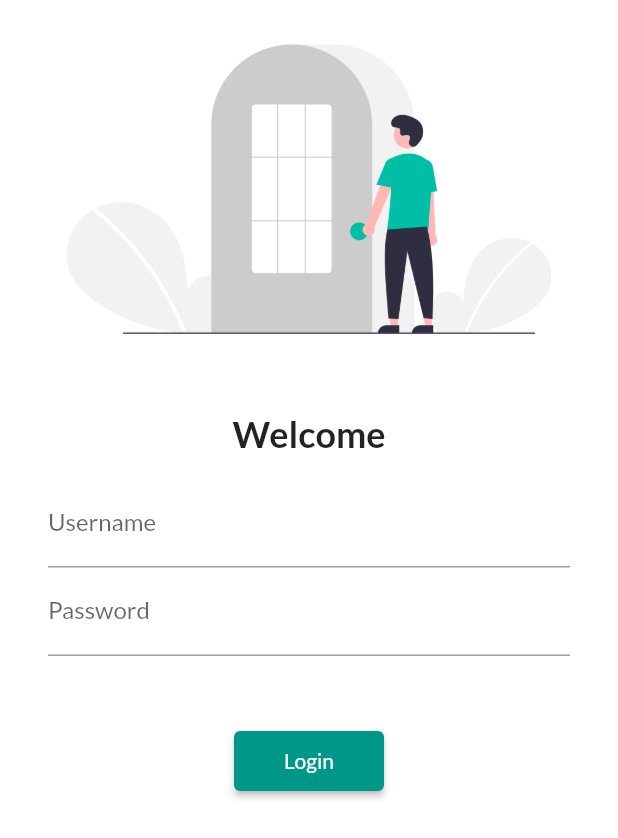
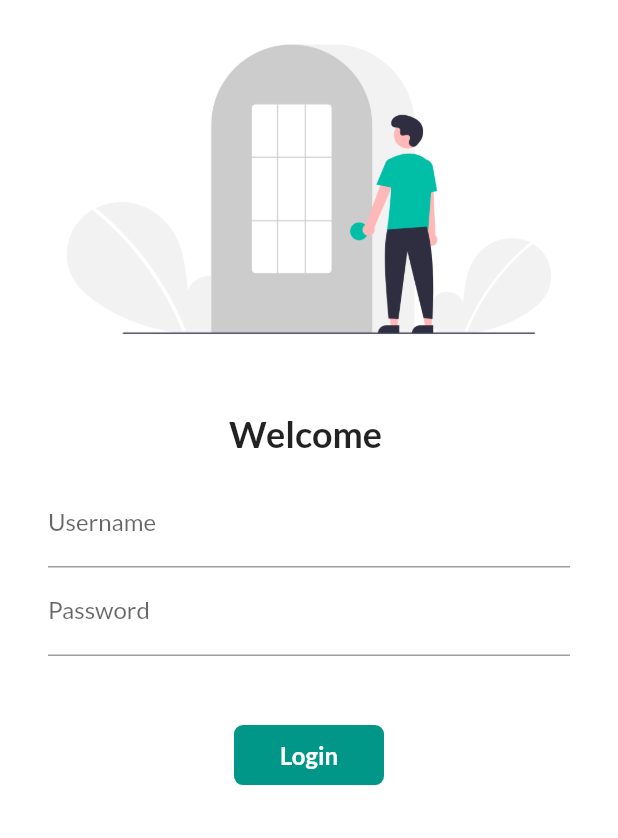
Before and after one commit to Romik-1305/Flutter_new_app, a Flutter app: the screen it shows after launch, on a phone screen of 412 x 824 dp. Shown: the top 838 px of the screen. Run offline on Flutter 3.47's test engine with Material 2 defaults, Android fonts, the phone set to English and light mode, and no system bars; our stand-ins replace google_fonts.

Commit message:
Day6 completed

```diff
--- a/lib/pages/login_page.dart
+++ b/lib/pages/login_page.dart
@@ -1,9 +1,18 @@
+import 'package:flutter/cupertino.dart';
 import 'package:flutter/material.dart';
+import 'package:flutter/painting.dart';
 import 'package:flutter_app_1/utils/routes.dart';
 
-class LoginPage extends StatelessWidget {
+class LoginPage extends StatefulWidget {
   const LoginPage({Key? key}) : super(key: key);
 
+  @override
+  State<LoginPage> createState() => _LoginPageState();
+}
+
+class _LoginPageState extends State<LoginPage> {
+  String name = "";
+  bool changeButton = false;
   @override
   Widget build(BuildContext context) {
     return Material(
@@ -19,7 +28,7 @@ class LoginPage extends StatelessWidget {
                 height: 22,
               ),
               Text(
-                'Welcome',
+                'Welcome $name',
                 style: TextStyle(
                   fontSize: 24,
                   fontWeight: FontWeight.bold,
@@ -31,6 +40,10 @@ class LoginPage extends StatelessWidget {
                 child: Column(
                   children: [
                     TextFormField(
+                      onChanged: (value) {
+                        name = value;
+                        setState(() {});
+                      },
                       decoration: InputDecoration(
                           hintText: "Enter Username", labelText: "Username"),
                     ),
@@ -45,15 +58,47 @@ class LoginPage extends StatelessWidget {
               SizedBox(
                 height: 30.0,
               ),
-              ElevatedButton(
-                child: Text(
-                  'Login',
-                ),
-                style: TextButton.styleFrom(minimumSize: Size(100, 40)),
-                onPressed: () {
+              InkWell(
+                onTap: () async {
+                  setState(() {
+                    changeButton = true;
+                  });
+                  await Future.delayed(Duration(seconds: 1));
                   Navigator.pushNamed(context, MyRoutes.homeRoute);
                 },
-              )
+                child: AnimatedContainer(
+                  duration: Duration(seconds: 1),
+                  height: 40,
+                  width: changeButton ? 40 : 100,
+                  alignment: Alignment.center,
+                  child: changeButton
+                      ? Icon(
+                          Icons.done,
+                          color: Colors.white,
+                        )
+                      : Text(
+                          "Login",
+                          style: TextStyle(
+                            color: Colors.white,
+                            fontWeight: FontWeight.bold,
+                            fontSize: 16,
+                          ),
+                        ),
+                  decoration: BoxDecoration(
+                      color: Colors.teal,
+                      borderRadius:
+                          BorderRadius.circular(changeButton ? 40 : 6)),
+                ),
+              ),
+              // ElevatedButton(
+              //   child: Text(
+              //     'Login',
+              //   ),
+              //   style: TextButton.styleFrom(minimumSize: Size(100, 40)),
+              //   onPressed: () {
+              //     Navigator.pushNamed(context, MyRoutes.homeRoute);
+              //   },
+              // )
             ],
           ),
         ));
```
